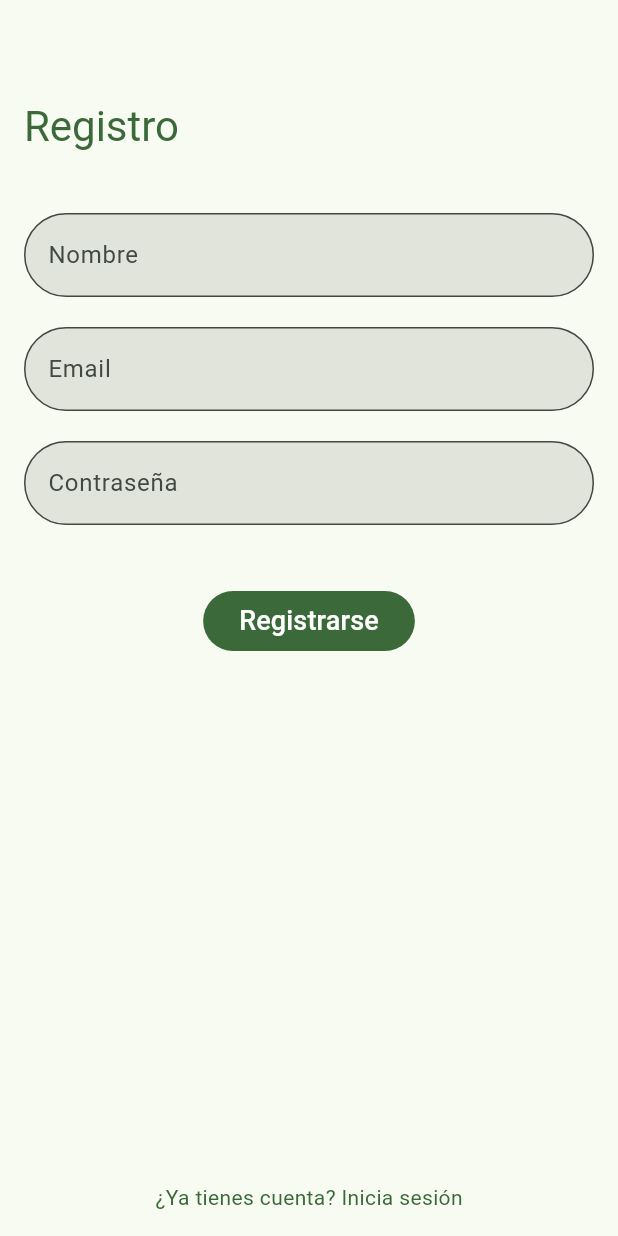
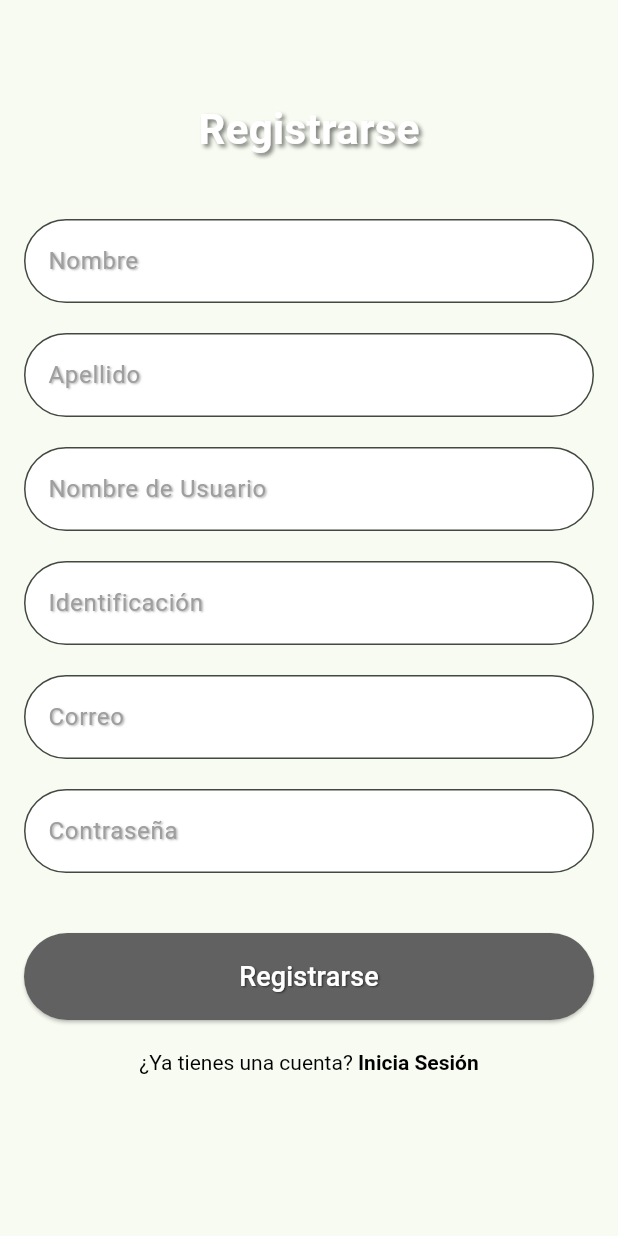
Before and after one commit to brisaac08/Prueba-Authentication-Prodtrack, a Flutter app: the RegisterPage screen opened directly, on a phone screen of 412 x 824 dp. Run offline on Flutter 3.47's test engine with Material 3 defaults, Android fonts, the phone set to English and light mode, and no system bars; our stand-ins replace cloud_firestore, firebase_auth, firebase_core, get, get_storage; accounts and stored records are empty.

Commit message:
changes to the design and what was saved in firebase

```diff
--- a/lib/controllers/auth_controller.dart
+++ b/lib/controllers/auth_controller.dart
@@ -24,24 +24,25 @@ class AuthController extends GetxController {
     _autoLogin(); // Verificar si el usuario tiene credenciales guardadas para intentar login automático.
   }
 
-  // Método para registrar al usuario con email y contraseña.
-  Future<void> register(String email, String password, String name) async {
+  // Método para registrar al usuario con email, contraseña, nombre, apellido, nombre de usuario e identificación.
+  Future<void> register(String email, String password, String name,
+      String lastName, String id) async {
     try {
       isLoading.value = true; // Indicador de carga activado.
 
       // Registrar al usuario en Firebase.
-      User? newUser =
-          await _firebaseService.registerWithEmail(email, password, name);
+      User? newUser = await _firebaseService.registerWithEmail(
+          email, password, name, lastName, id);
 
       if (newUser != null) {
-        // Actualizar el perfil del usuario con el nombre.
-        await newUser.updateDisplayName(name);
+        // Actualizar el perfil del usuario con el nombre completo (nombre y apellido).
+        await newUser.updateDisplayName('$name $lastName');
         await newUser.reload(); // Recargar los datos del usuario.
         user.value =
             FirebaseAuth.instance.currentUser; // Actualizar el usuario actual.
 
-        await _saveCredentials(
-            email, password); // Guardar las credenciales localmente.
+        // Guardar las credenciales localmente incluyendo todos los datos adicionales.
+        await _saveCredentials(email, password, name, lastName, id);
         Get.offAll(() => HomePage()); // Redirigir a la página de inicio.
       } else {
         Get.snackbar("Error", "No se pudo registrar el usuario");
@@ -63,8 +64,8 @@ class AuthController extends GetxController {
 
       if (loggedInUser != null) {
         user.value = loggedInUser; // Guardar el usuario autenticado.
-        await _saveCredentials(
-            email, password); // Guardar las credenciales localmente.
+        await _saveCredentials(email, password, "", "",
+            ""); // Guardar las credenciales localmente.
         Get.offAll(() => HomePage()); // Redirigir a la página de inicio.
       } else {
         Get.snackbar("Error", "No se pudo iniciar sesión");
@@ -85,10 +86,14 @@ class AuthController extends GetxController {
     Get.offAll(() => LoginPage()); // Redirigir a la página de login.
   }
 
-  // Guardar credenciales usando GetStorage.
-  Future<void> _saveCredentials(String email, String password) async {
+  // Guardar credenciales usando GetStorage, incluyendo nuevos datos.
+  Future<void> _saveCredentials(String email, String password, String name,
+      String lastName, String id) async {
     storage.write('email', email); // Guardar email.
     storage.write('password', password); // Guardar contraseña.
+    storage.write('name', name); // Guardar nombre.
+    storage.write('lastName', lastName); // Guardar apellido.
+    storage.write('id', id); // Guardar identificación.
   }
 
   // Intentar login automático si hay credenciales guardadas.
@@ -106,5 +111,8 @@ class AuthController extends GetxController {
   Future<void> _clearCredentials() async {
     storage.remove('email');
     storage.remove('password');
+    storage.remove('name');
+    storage.remove('lastName');
+    storage.remove('id');
   }
 }
--- a/lib/pages/register_page.dart
+++ b/lib/pages/register_page.dart
@@ -3,50 +3,77 @@ import 'package:get/get.dart';
 import '../controllers/auth_controller.dart';
 
 class RegisterPage extends StatelessWidget {
-  final AuthController _authController =
-      Get.put(AuthController()); // Crear una instancia del controlador.
-  final TextEditingController _nameController =
-      TextEditingController(); // Controlador para el nombre.
-  final TextEditingController _emailController =
-      TextEditingController(); // Controlador para el email.
-  final TextEditingController _passwordController =
-      TextEditingController(); // Controlador para la contraseña.
+  final AuthController _authController = Get.put(AuthController());
+
+  // Controladores para los nuevos campos
+  final TextEditingController _nameController = TextEditingController();
+  final TextEditingController _lastNameController = TextEditingController();
+  final TextEditingController _usernameController = TextEditingController();
+  final TextEditingController _idController = TextEditingController();
+  final TextEditingController _emailController = TextEditingController();
+  final TextEditingController _passwordController = TextEditingController();
 
   @override
   Widget build(BuildContext context) {
     return Scaffold(
       body: SafeArea(
+        child: SingleChildScrollView(
           child: Padding(
             padding: const EdgeInsets.all(16.0),
             child: Column(
               crossAxisAlignment: CrossAxisAlignment.start,
               children: [
                 SizedBox(height: 50),
-              Text(
-                'Registro',
-                style: Theme.of(context).textTheme.headlineMedium?.copyWith(
-                      color: Theme.of(context).colorScheme.primary,
+                Center(
+                  child: Text(
+                    'Registrarse',
+                    style: TextStyle(
+                      fontSize: 28,
+                      fontWeight: FontWeight.bold,
+                      color: Colors.white,
+                      shadows: [
+                        Shadow(
+                          offset: Offset(2, 2),
+                          blurRadius: 3.0,
+                          color: Colors.black.withOpacity(0.5),
+                        ),
+                      ],
+                    ),
                   ),
                 ),
                 SizedBox(height: 40),
                 _buildTextField(context, 'Nombre', _nameController),
                 SizedBox(height: 20),
-              _buildTextField(context, 'Email', _emailController),
+                _buildTextField(context, 'Apellido', _lastNameController),
+                SizedBox(height: 20),
+                _buildTextField(
+                    context, 'Nombre de Usuario', _usernameController),
+                SizedBox(height: 20),
+                _buildTextField(context, 'Identificación', _idController),
+                SizedBox(height: 20),
+                _buildTextField(context, 'Correo', _emailController),
                 SizedBox(height: 20),
                 _buildTextField(context, 'Contraseña', _passwordController,
                     obscureText: true),
                 SizedBox(height: 40),
                 Obx(() => _authController.isLoading.value
                     ? Center(child: CircularProgressIndicator())
-                  : _buildRegisterButton(context)), // Botón para registrarse.
-              Spacer(),
+                    : _buildRegisterButton(context)),
+                SizedBox(height: 20),
                 Center(
                   child: GestureDetector(
-                  onTap: () => Get.back(), // Volver a la página de login.
-                  child: Text(
-                    '¿Ya tienes cuenta? Inicia sesión',
-                    style:
-                        TextStyle(color: Theme.of(context).colorScheme.primary),
+                    onTap: () => Get.back(),
+                    child: RichText(
+                      text: TextSpan(
+                        style: TextStyle(color: Colors.black),
+                        children: [
+                          TextSpan(text: '¿Ya tienes una cuenta? '),
+                          TextSpan(
+                            text: 'Inicia Sesión',
+                            style: TextStyle(fontWeight: FontWeight.bold),
+                          ),
+                        ],
+                      ),
                     ),
                   ),
                 ),
@@ -54,41 +81,77 @@ class RegisterPage extends StatelessWidget {
             ),
           ),
         ),
+      ),
     );
   }
 
-  // Widget para los campos de texto.
   Widget _buildTextField(
       BuildContext context, String hintText, TextEditingController controller,
       {bool obscureText = false}) {
     return TextField(
       controller: controller,
       obscureText: obscureText,
+      style: TextStyle(color: Colors.black),
       decoration: InputDecoration(
         labelText: hintText,
+        labelStyle: TextStyle(
+          color: Colors.grey,
+          shadows: [
+            Shadow(
+              offset: Offset(1, 1),
+              blurRadius: 1.0,
+              color: Colors.black.withOpacity(0.3),
+            ),
+          ],
+        ),
         filled: true,
-        fillColor: Theme.of(context).colorScheme.surfaceContainerHighest,
+        fillColor: Colors.white.withOpacity(0.9),
         border: OutlineInputBorder(
+          borderRadius: BorderRadius.circular(30),
+        ),
+        focusedBorder: OutlineInputBorder(
+          borderSide: BorderSide(color: Colors.white),
           borderRadius: BorderRadius.circular(30),
         ),
       ),
     );
   }
 
-  // Botón para registrarse.
   Widget _buildRegisterButton(BuildContext context) {
     return Center(
-      child: FilledButton(
+      child: SizedBox(
+        width: double.infinity,
+        child: ElevatedButton(
+          style: ElevatedButton.styleFrom(
+            padding: EdgeInsets.symmetric(vertical: 16),
+            shape: RoundedRectangleBorder(
+              borderRadius: BorderRadius.circular(30),
+            ),
+            backgroundColor: Colors.grey[700],
+          ),
           onPressed: () {
             String name = _nameController.text.trim();
+            String lastName = _lastNameController.text.trim();
+            String id = _idController.text.trim();
             String email = _emailController.text.trim();
             String password = _passwordController.text.trim();
-          _authController.register(email, password,
-              name); // Llamar al método de registro en el controlador.
+
+            _authController.register(email, password, name, lastName, id);
           },
           child: Text(
             'Registrarse',
-          style: TextStyle(fontSize: 18),
+            style: TextStyle(
+              fontSize: 18,
+              color: Colors.white,
+              shadows: [
+                Shadow(
+                  offset: Offset(1, 1),
+                  blurRadius: 1.0,
+                  color: Colors.black.withOpacity(0.5),
+                ),
+              ],
+            ),
+          ),
         ),
       ),
     );
--- a/lib/services/firebase_service.dart
+++ b/lib/services/firebase_service.dart
@@ -6,8 +6,8 @@ class FirebaseService {
   final FirebaseFirestore _firestore = FirebaseFirestore.instance;
 
   // Método para registrar un usuario con correo y contraseña
-  Future<User?> registerWithEmail(
-      String email, String password, String name) async {
+  Future<User?> registerWithEmail(String email, String password, String name,
+      String lastName, String id) async {
     try {
       UserCredential userCredential =
           await _auth.createUserWithEmailAndPassword(
@@ -22,6 +22,8 @@ class FirebaseService {
         await _firestore.collection('users').doc(user.uid).set({
           'name': name,
           'email': email,
+          'lastName': lastName,
+          'id': id,
           'createdAt': FieldValue.serverTimestamp(),
         });
       }
```
Also changed, not shown: lib/pages/login_page.dart (+82 -30 lines). Lines whose indentation alone changed are shown as unchanged.
